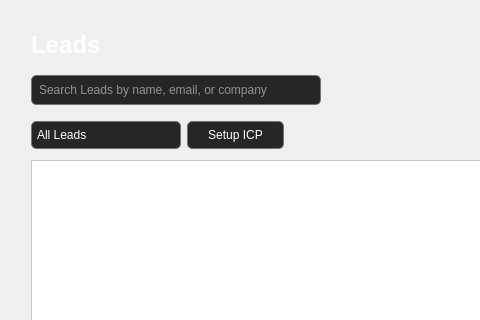
This is CRM/views/ui/leads_landing.ui in ImGaby123/SalesOptimizer-CRM as Qt 5 draws it before an edit; both pictures show x 0 to 480 and y 0 to 320 of the 1201 by 680 pixel window. The edited form follows.
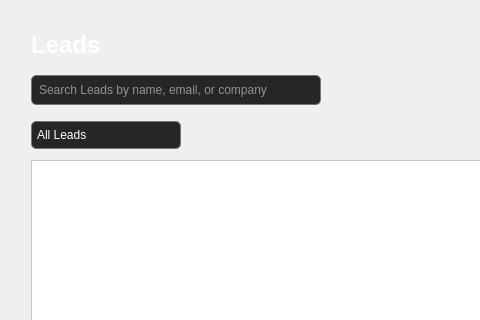
This is the edited form. Icons and pictures are not drawn.

Commit message: display lead_score, quality, source

```diff
--- a/CRM/views/ui/leads_landing.ui
+++ b/CRM/views/ui/leads_landing.ui
@@ -164,60 +164,6 @@
          </item>
         </widget>
        </item>
-       <item>
-        <widget class="QPushButton" name="set_icp_btn">
-         <property name="sizePolicy">
-          <sizepolicy hsizetype="Preferred" vsizetype="Preferred">
-           <horstretch>0</horstretch>
-           <verstretch>0</verstretch>
-          </sizepolicy>
-         </property>
-         <property name="minimumSize">
-          <size>
-           <width>0</width>
-           <height>0</height>
-          </size>
-         </property>
-         <property name="maximumSize">
-          <size>
-           <width>16777215</width>
-           <height>16777215</height>
-          </size>
-         </property>
-         <property name="cursor">
-          <cursorShape>PointingHandCursor</cursorShape>
-         </property>
-         <property name="styleSheet">
-          <string notr="true">QPushButton {
-    background-color: #262626;
-    border: 1px solid #737373;
-    color: white;
-    border-radius: 5px;
-    padding: 5px;
-    font: 10pt &quot;Segoe UI&quot;;
-    text-align: center;
-	padding-left: 20px;
-    padding-right: 20px;
-}
-
-QPushButton:hover {
-    background-color: rgb(200, 200, 200);  /* Darker gray on hover */
-    color: rgb(0, 0, 0);
-}
-
-QPushButton:pressed {
-    background-color: rgb(180, 180, 180);  /* Darker gray on press */
-}
-</string>
-         </property>
-         <property name="text">
-          <string>Setup ICP</string>
-         </property>
-         <property name="flat">
-          <bool>false</bool>
-         </property>
-        </widget>
-       </item>
        <item>
         <spacer name="horizontalSpacer_4">
          <property name="orientation">
```
The commit also changes 6 other files.
